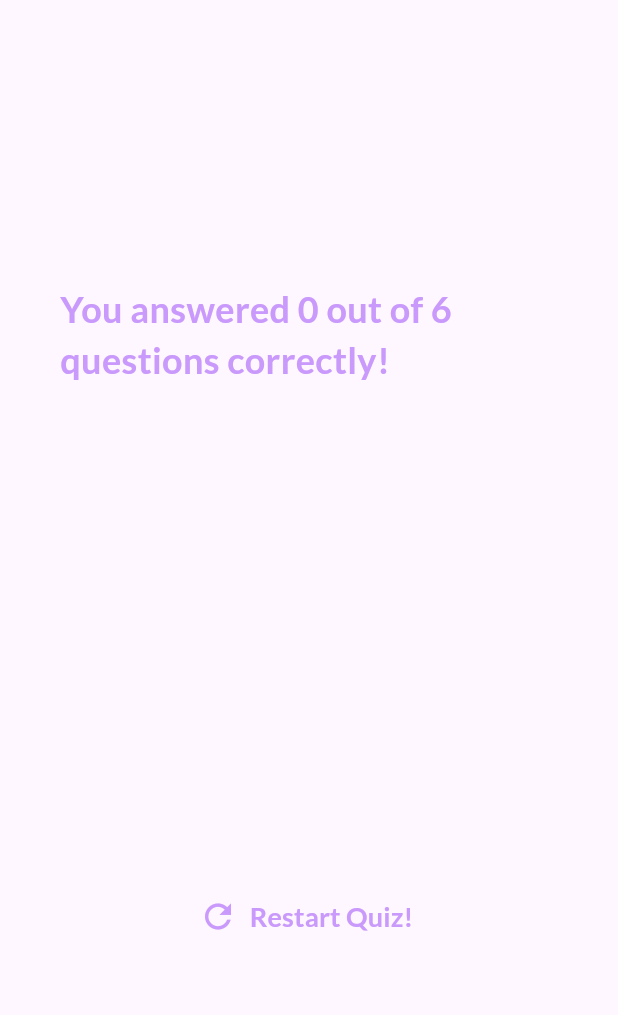
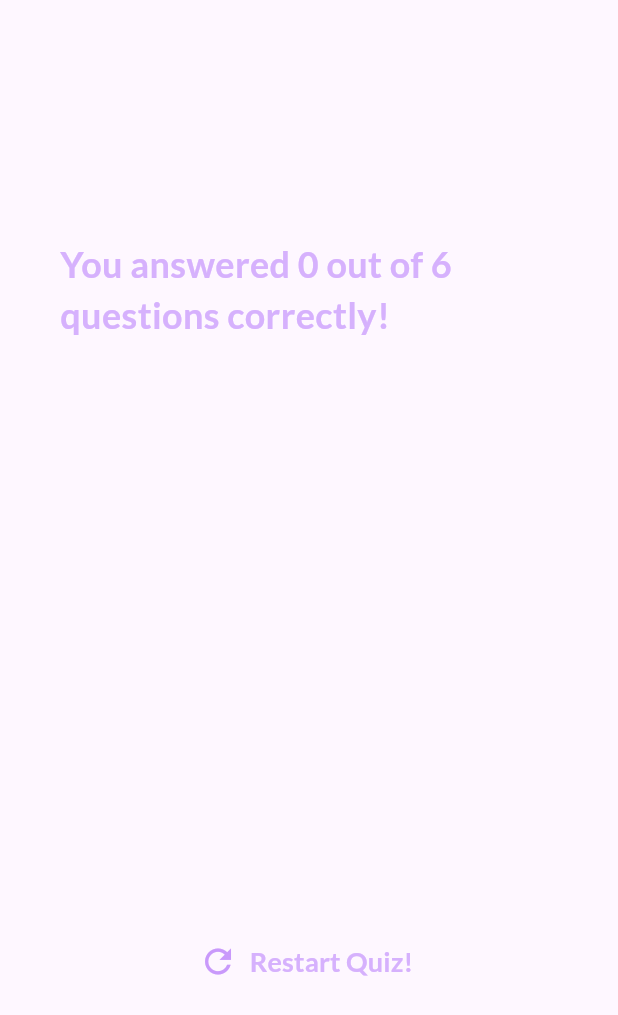
Before and after one commit to AddisonReyes/flutter_quiz, a Flutter app: the ResultsPage widget shown alone on an empty page, opened directly with empty values, on a phone screen of 412 x 824 dp. Shown: the top 1015 px of the screen. Run offline on Flutter 3.47's test engine with Material 3 defaults, Android fonts, the phone set to English and light mode, and no system bars; our stand-ins replace google_fonts.

Commit message:
Task finished

```diff
--- a/lib/pages/result_page.dart
+++ b/lib/pages/result_page.dart
@@ -6,23 +6,24 @@ import 'package:flutter/material.dart';
 class ResultsPage extends StatelessWidget {
   const ResultsPage({
     super.key,
-    required this.chosenAnswers
+    required this.chosenAnswers,
+    required this.onPressed,
   });
 
+  final void Function() onPressed;
   final List<String> chosenAnswers;
 
-  List<Map<String, Object>> getSummatyData() {
+  List<Map<String, Object>> get summaryData {
     final List<Map<String, Object>> summary = [];
 
     for (var i = 0; i < chosenAnswers.length; i++) {
-      summary.add(
-        {
+      summary.add({
         'question_index': i,
         'question': questions[i].text,
         'correct_answer': questions[i].answers[0],
-        'user_answer': chosenAnswers[i]
-        }
-      );
+        'user_answer': chosenAnswers[i],
+        'num_color': questions[i].answers[0] == chosenAnswers[i],
+      });
     }
 
     return summary;
@@ -30,17 +31,15 @@ class ResultsPage extends StatelessWidget {
 
   @override
   Widget build(BuildContext context) {
-    final summaryData = getSummatyData();
     final numTotalQuestions = questions.length;
-    final numCorrectQuestions = summaryData.where(
-      (data) {
-        return data['user_answer'] == data['correct_answer'];
-      }
-    ).length;
+    final numCorrectQuestions = summaryData.where((data) {
+      return data['user_answer'] == data['correct_answer'];
+    }).length;
 
     return SizedBox(
       width: double.infinity,
       child: Container(
+        alignment: Alignment.centerLeft,
         margin: const EdgeInsets.all(40),
         child: Column(
           mainAxisAlignment: MainAxisAlignment.center,
@@ -48,29 +47,28 @@ class ResultsPage extends StatelessWidget {
             Text(
               "You answered $numCorrectQuestions out of $numTotalQuestions questions correctly!",
               style: GoogleFonts.lato(
-                color: const Color.fromARGB(255, 201, 153, 251),
+                color: const Color.fromARGB(255, 214, 177, 253),
                 fontSize: 24,
-                fontWeight: FontWeight.bold
+                fontWeight: FontWeight.bold,
               ),
             ),
             const SizedBox(height: 30),
-            QuestionsSummary(summaryData: summaryData),
+            Align(child: QuestionsSummary(summaryData: summaryData)),
             TextButton.icon(
-              onPressed: () {},
+              onPressed: onPressed,
               icon: const Icon(
-                Icons.refresh_outlined,
+                Icons.refresh,
                 color: Color.fromARGB(255, 201, 153, 251),
                 size: 26,
               ),
               label: Text(
                 "Restart Quiz!",
                 style: GoogleFonts.lato(
-                  color: const Color.fromARGB(255, 201, 153, 251),
-                  fontSize: 18,
-                  fontWeight: FontWeight.bold
-                ),
-              )
-            )
+                    color: const Color.fromARGB(255, 214, 177, 253),
+                    fontSize: 18,
+                    fontWeight: FontWeight.bold),
+              ),
+            ),
           ],
         ),
       ),
```
Also changed, not shown: lib/quiz.dart (+13 -14 lines), lib/widgets/questions_summary.dart (+38 -22 lines).
